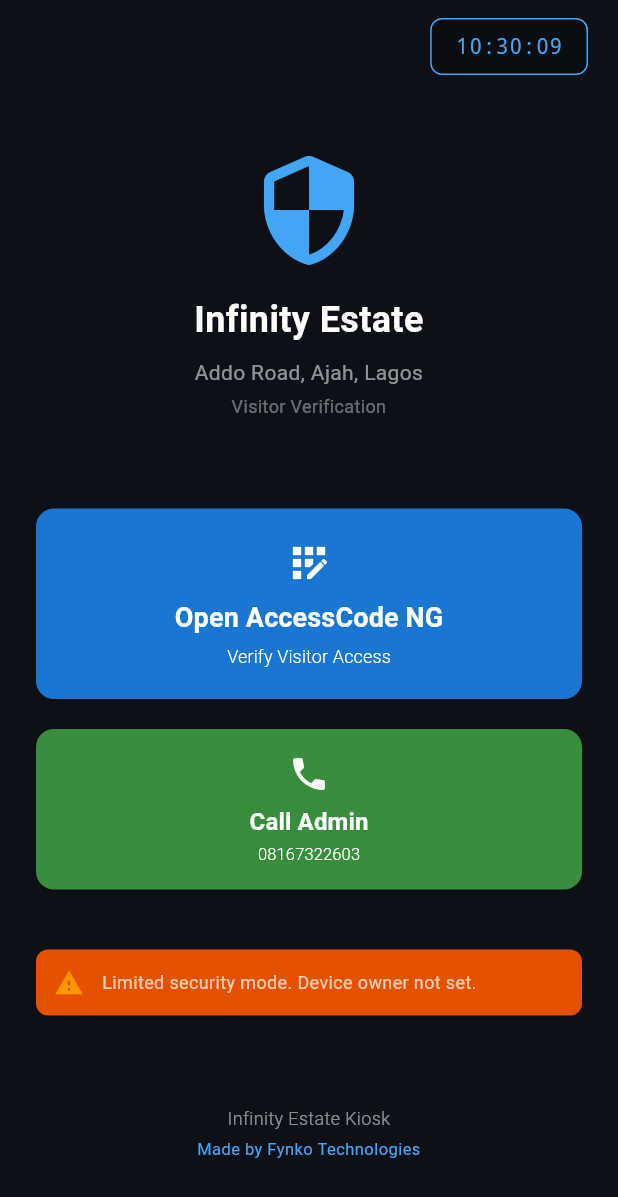
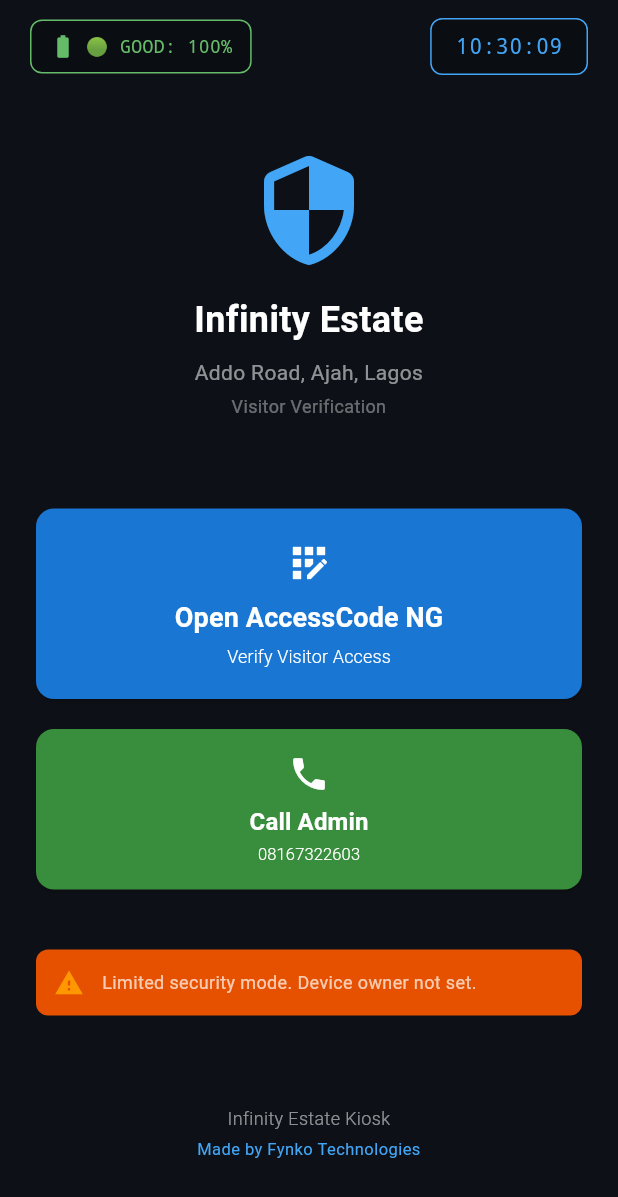
Before and after one commit to Fumnanya92/Koisk-app, a Flutter app: the screen it shows after launch, after a tap on "OK", on a phone screen of 412 x 824 dp. Shown: the top 1197 px of the screen. Run offline on Flutter 3.47's test engine with Material 3 defaults, Android fonts, the phone set to English and light mode, and no system bars; our stand-ins replace battery_plus, flutter_secure_storage.

Commit message:
Add battery monitoring feature with alerts for low and critical levels
- Implement BatteryMonitoringService to track battery levels and provide real-time updates.
- Integrate battery monitoring into KioskScreen for UI updates and alerts.
- Update .gitignore to exclude build logs, sensitive files, and IDE configurations.
- Add battery_plus dependency for battery management.

```diff
--- a/lib/constants/app_config.dart
+++ b/lib/constants/app_config.dart
@@ -31,6 +31,11 @@ class AppConfig {
   // Security timeouts
   static const Duration pinDialogTimeout = Duration(minutes: 5);
   static const Duration screenLockTimeout = Duration(minutes: 30);
+
+  // Battery monitoring thresholds
+  static const int lowBatteryThreshold = 20; // Alert when below 20%
+  static const int criticalBatteryThreshold = 10; // Critical alert at 10%
+  static const Duration batteryCheckInterval = Duration(seconds: 30);
 
   // Logging
   static const bool enableLogging = true;
--- a/lib/screens/kiosk_screen.dart
+++ b/lib/screens/kiosk_screen.dart
@@ -5,6 +5,7 @@ import 'dart:async';
 import '../constants/app_config.dart';
 import '../services/kiosk_service.dart';
 import '../services/pin_service.dart';
+import '../services/battery_monitoring_service.dart';
 import '../utils/logger.dart';
 import 'admin_panel_screen.dart';
 
@@ -25,6 +26,10 @@ class _KioskScreenState extends State<KioskScreen> with WidgetsBindingObserver {
   Timer? _clockTimer; // Clock update timer
   DateTime _currentTime = DateTime.now();
 
+  // Battery monitoring
+  BatteryMonitoringService? _batteryService;
+  StreamSubscription<int>? _batterySubscription;
+
   @override
   void initState() {
     super.initState();
@@ -33,6 +38,7 @@ class _KioskScreenState extends State<KioskScreen> with WidgetsBindingObserver {
     _checkDeviceOwnerStatus();
     _enforceImmersiveMode();
     _startClockTimer();
+    _initializeBatteryMonitoring();
   }
 
   void _startClockTimer() {
@@ -45,11 +51,64 @@ class _KioskScreenState extends State<KioskScreen> with WidgetsBindingObserver {
     });
   }
 
+  Future<void> _initializeBatteryMonitoring() async {
+    final batteryService = BatteryMonitoringService();
+    _batteryService = batteryService;
+    await batteryService.initialize();
+
+    if (!mounted) return;
+
+    setState(() {});
+
+    // Listen to battery level changes and update UI
+    _batterySubscription = batteryService.batteryStream.listen((level) {
+      if (!mounted) return;
+
+      setState(() {});
+
+      // Show alert dialog for critical battery
+      if (level <= 10) {
+        _showCriticalBatteryAlert(level);
+      }
+    });
+  }
+
+  void _showCriticalBatteryAlert(int level) {
+    if (!mounted) return;
+
+    showDialog<void>(
+      context: context,
+      barrierDismissible: false,
+      builder: (ctx) => AlertDialog(
+        backgroundColor: const Color(0xFF1A1A2E),
+        icon: const Icon(Icons.battery_alert, color: Color(0xFFFF5252), size: 48),
+        title: const Text(
+          '🔴 CRITICAL BATTERY',
+          style: TextStyle(color: Color(0xFFFF5252), fontWeight: FontWeight.bold),
+        ),
+        content: Text(
+          'Battery level: $level%\n\n'
+          'Device may shut down soon. '
+          'Please alert security to charge the kiosk immediately.',
+          style: const TextStyle(color: Colors.white70, height: 1.5),
+        ),
+        actions: [
+          TextButton(
+            onPressed: () => Navigator.pop(ctx),
+            child: const Text('OK', style: TextStyle(color: Color(0xFF4FC3F7))),
+          ),
+        ],
+      ),
+    );
+  }
+
   @override
   void dispose() {
     WidgetsBinding.instance.removeObserver(this);
     _screensaverTimer?.cancel(); // Cancel any pending timer
     _clockTimer?.cancel(); // Cancel clock timer
+    _batterySubscription?.cancel();
+    _batteryService?.dispose(); // Clean up battery monitoring
     super.dispose();
   }
 
@@ -357,12 +416,60 @@ class _KioskScreenState extends State<KioskScreen> with WidgetsBindingObserver {
         backgroundColor: const Color(0xFF0D1117),
         body: Column(
           children: [
-            // Clock display at top
+            // Clock and Battery display at top
             Padding(
-              padding: const EdgeInsets.only(top: 12, right: 20),
-              child: Align(
-                alignment: Alignment.topRight,
-                child: Container(
+              padding: const EdgeInsets.only(top: 12, right: 20, left: 20),
+              child: Row(
+                mainAxisAlignment: MainAxisAlignment.spaceBetween,
+                children: [
+                  // Battery status on left
+                  if (_batteryService != null)
+                    StreamBuilder<int>(
+                      stream: _batteryService!.batteryStream,
+                      initialData: _batteryService!.currentBatteryLevel,
+                      builder: (context, snapshot) {
+                        final batteryService = _batteryService!;
+                        final level = batteryService.currentBatteryLevel;
+                        final status = batteryService.getBatteryStatus();
+                        final isLow = batteryService.isLowBattery;
+
+                        return Container(
+                          padding: const EdgeInsets.symmetric(horizontal: 12, vertical: 8),
+                          decoration: BoxDecoration(
+                            color: isLow ? Colors.red.withValues(alpha: 0.2) : Colors.black26,
+                            borderRadius: BorderRadius.circular(8),
+                            border: Border.all(
+                              color: isLow ? Colors.red : Colors.green[400]!,
+                              width: 1,
+                            ),
+                          ),
+                          child: Row(
+                            children: [
+                              Icon(
+                                level > 50 ? Icons.battery_full :
+                                level > 20 ? Icons.battery_3_bar :
+                                Icons.battery_alert,
+                                color: isLow ? Colors.red : Colors.green[400],
+                                size: 18,
+                              ),
+                              const SizedBox(width: 6),
+                              Text(
+                                status,
+                                style: TextStyle(
+                                  color: isLow ? Colors.red : Colors.green[400],
+                                  fontSize: 12,
+                                  fontWeight: FontWeight.w500,
+                                  fontFamily: 'monospace',
+                                  letterSpacing: 0.3,
+                                ),
+                              ),
+                            ],
+                          ),
+                        );
+                      },
+                    ),
+                  // Clock display on right
+                  Container(
                     padding: const EdgeInsets.symmetric(horizontal: 16, vertical: 8),
                     decoration: BoxDecoration(
                       color: Colors.black26,
@@ -380,6 +487,7 @@ class _KioskScreenState extends State<KioskScreen> with WidgetsBindingObserver {
                       ),
                     ),
                   ),
+                ],
               ),
             ),
             // Main content
--- /dev/null
+++ b/lib/services/battery_monitoring_service.dart
@@ -0,0 +1,158 @@
+/// 🔋 Battery Monitoring Service
+///
+/// Monitors device battery level and provides:
+/// - Real-time battery percentage updates
+/// - Low battery alerts
+/// - Stream of battery changes for UI updates
+///
+/// SECURITY ALERT INTEGRATION:
+/// - Alerts security when battery drops below threshold
+/// - Prevents kiosk shutdown during critical operations
+
+import 'dart:async';
+import 'package:battery_plus/battery_plus.dart';
+import '../utils/logger.dart';
+
+class BatteryMonitoringService {
+  static final BatteryMonitoringService _instance = BatteryMonitoringService._internal();
+
+  factory BatteryMonitoringService() {
+    return _instance;
+  }
+
+  BatteryMonitoringService._internal();
+
+  final Battery _battery = Battery();
+  final StreamController<int> _batteryController = StreamController<int>.broadcast();
+
+  Stream<int> get batteryStream => _batteryController.stream;
+
+  int _currentBatteryLevel = 100;
+  int get currentBatteryLevel => _currentBatteryLevel;
+
+  bool _isLowBattery = false;
+  bool get isLowBattery => _isLowBattery;
+
+  Timer? _batteryCheckTimer;
+
+  // Configuration
+  static const int LOW_BATTERY_THRESHOLD = 20; // Alert when below 20%
+  static const int CRITICAL_BATTERY_THRESHOLD = 10; // Critical alert at 10%
+  static const Duration _checkInterval = Duration(seconds: 30);
+
+  /// Initialize battery monitoring
+  Future<void> initialize() async {
+    try {
+      Logger.info('Initializing battery monitoring service', context: 'BatteryMonitoringService');
+
+      // Get initial battery level
+      await _updateBatteryLevel();
+
+      // Start periodic battery checks
+      _batteryCheckTimer = Timer.periodic(_checkInterval, (_) async {
+        await _updateBatteryLevel();
+      });
+
+      Logger.info(
+        'Battery monitoring initialized. Current level: $_currentBatteryLevel%',
+        context: 'BatteryMonitoringService',
+      );
+    } catch (e, st) {
+      Logger.error(
+        'Error initializing battery monitoring',
+        context: 'BatteryMonitoringService',
+        error: e is Error ? e : null,
+        stackTrace: st,
+      );
+    }
+  }
+
+  /// Update battery level and check for alerts
+  Future<void> _updateBatteryLevel() async {
+    try {
+      final level = await _battery.batteryLevel;
+
+      final hasChanged = level != _currentBatteryLevel;
+      _currentBatteryLevel = level;
+
+      // Keep alert state current even when the battery percentage is unchanged.
+      _checkBatteryAlert();
+
+      // Broadcast the latest known level so the UI can render immediately.
+      _batteryController.add(level);
+
+      if (hasChanged) {
+        Logger.debug(
+          'Battery level updated: $_currentBatteryLevel%',
+          context: 'BatteryMonitoringService',
+        );
+      }
+    } catch (e, st) {
+      Logger.warning(
+        'Error reading battery level',
+        context: 'BatteryMonitoringService',
+        error: e is Error ? e : null,
+        stackTrace: st,
+      );
+    }
+  }
+
+  /// Check and handle battery alerts
+  void _checkBatteryAlert() {
+    final wasCritical = _isLowBattery;
+
+    if (_currentBatteryLevel <= CRITICAL_BATTERY_THRESHOLD) {
+      _isLowBattery = true;
+
+      if (!wasCritical) {
+        // CRITICAL alert - security should be notified immediately
+        _alertSecurityCriticalBattery();
+      }
+    } else if (_currentBatteryLevel <= LOW_BATTERY_THRESHOLD) {
+      _isLowBattery = true;
+
+      if (!wasCritical) {
+        // LOW battery warning
+        _alertSecurityLowBattery();
+      }
+    } else {
+      _isLowBattery = false;
+    }
+  }
+
+  /// Alert security - Low battery warning
+  void _alertSecurityLowBattery() {
+    Logger.warning(
+      '⚠️ LOW BATTERY ALERT: Battery at ${_currentBatteryLevel}%. Security should check device.',
+      context: 'BatteryMonitoringService',
+    );
+  }
+
+  /// Alert security - Critical battery warning
+  void _alertSecurityCriticalBattery() {
+    Logger.error(
+      '🔴 CRITICAL BATTERY ALERT: Battery at ${_currentBatteryLevel}%. Device may shut down soon!',
+      context: 'BatteryMonitoringService',
+    );
+  }
+
+  /// Get battery status as human-readable string
+  String getBatteryStatus() {
+    if (_currentBatteryLevel <= CRITICAL_BATTERY_THRESHOLD) {
+      return '🔴 CRITICAL: ${_currentBatteryLevel}%';
+    } else if (_currentBatteryLevel <= LOW_BATTERY_THRESHOLD) {
+      return '⚠️ LOW: ${_currentBatteryLevel}%';
+    } else if (_currentBatteryLevel <= 50) {
+      return '🟡 MEDIUM: ${_currentBatteryLevel}%';
+    } else {
+      return '🟢 GOOD: ${_currentBatteryLevel}%';
+    }
+  }
+
+  /// Dispose resources
+  void dispose() {
+    Logger.info('Disposing battery monitoring service', context: 'BatteryMonitoringService');
+    _batteryCheckTimer?.cancel();
+    _batteryController.close();
+  }
+}
--- a/pubspec.yaml
+++ b/pubspec.yaml
@@ -27,6 +27,9 @@ dependencies:
   # STORAGE: Lightweight key-value storage for non-sensitive data
   shared_preferences: ^2.2.2
 
+  # BATTERY MONITORING: Track device battery level for alerts
+  battery_plus: ^7.0.0
+
 dev_dependencies:
   flutter_test:
     sdk: flutter
```
Also changed, not shown: pubspec.lock, 2 other files. Lines whose indentation alone changed are shown as unchanged.
